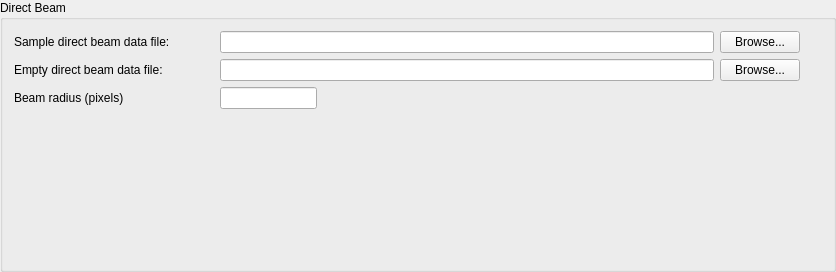
The window that Code/Mantid/Scripts/Interface/ui/sans/trans_direct_beam.ui (mantidproject/mantid) describes before a commit, drawn with Qt 5.
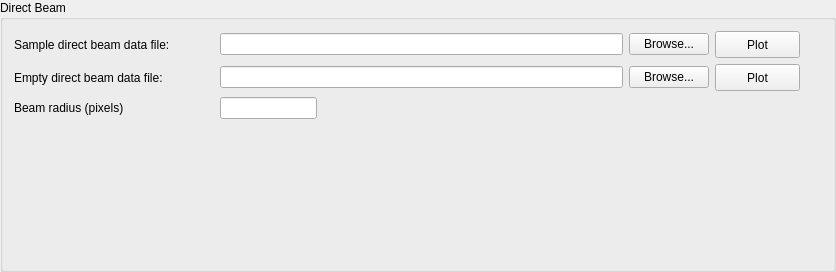
The same window after the commit.

```diff
--- a/Code/Mantid/Scripts/Interface/ui/sans/trans_direct_beam.ui
+++ b/Code/Mantid/Scripts/Interface/ui/sans/trans_direct_beam.ui
@@ -153,7 +153,7 @@
        </property>
       </widget>
      </item>
-     <item row="0" column="4">
+     <item row="0" column="5">
       <spacer name="horizontalSpacer">
        <property name="orientation">
         <enum>Qt::Horizontal</enum>
@@ -185,6 +185,44 @@
        </property>
       </spacer>
      </item>
+     <item row="0" column="4">
+      <widget class="QPushButton" name="pushButton">
+       <property name="minimumSize">
+        <size>
+         <width>85</width>
+         <height>27</height>
+        </size>
+       </property>
+       <property name="maximumSize">
+        <size>
+         <width>85</width>
+         <height>27</height>
+        </size>
+       </property>
+       <property name="text">
+        <string>Plot</string>
+       </property>
+      </widget>
+     </item>
+     <item row="1" column="4">
+      <widget class="QPushButton" name="pushButton_2">
+       <property name="minimumSize">
+        <size>
+         <width>85</width>
+         <height>27</height>
+        </size>
+       </property>
+       <property name="maximumSize">
+        <size>
+         <width>85</width>
+         <height>27</height>
+        </size>
+       </property>
+       <property name="text">
+        <string>Plot</string>
+       </property>
+      </widget>
+     </item>
     </layout>
    </item>
    <item>
```
